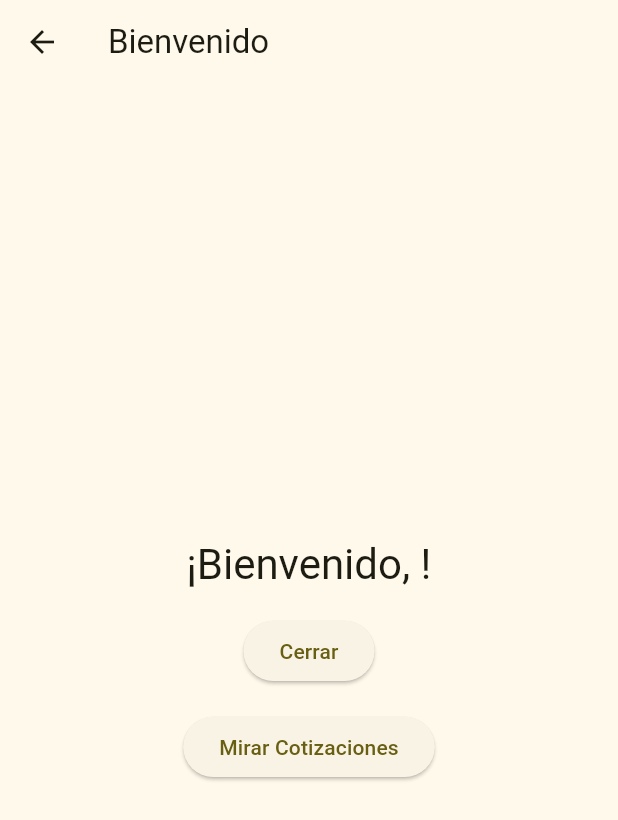
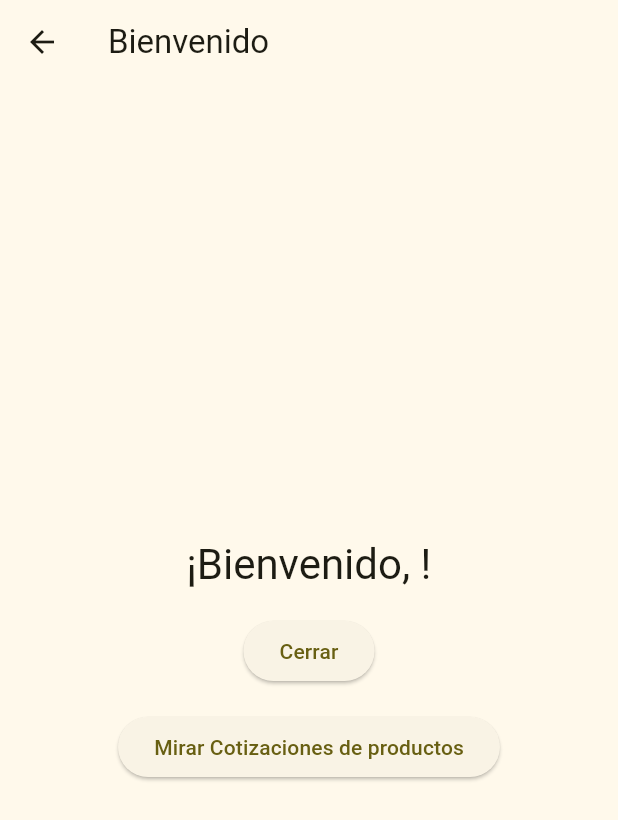
Before and after one commit to virden18/vdenis-flutter001, a Flutter app: the WelcomeScreen screen opened directly with empty values, on a phone screen of 412 x 824 dp. Shown: the top 820 px of the screen. Run offline on Flutter 3.47's test engine with Material 3 defaults, Android fonts, the phone set to English and light mode, and no system bars.

Commit message:
Ajustes de la pantalla de bienvenida

```diff
--- a/lib/views/welcome_screen.dart
+++ b/lib/views/welcome_screen.dart
@@ -8,9 +8,7 @@ class WelcomeScreen extends StatelessWidget {
   @override
   Widget build(BuildContext context) {
     return Scaffold(
-      appBar: AppBar(
-        title: const Text('Bienvenido'),
-      ),
+      appBar: AppBar(title: const Text('Bienvenido')),
       body: Center(
         child: Column(
           mainAxisAlignment: MainAxisAlignment.center,
@@ -32,7 +30,7 @@ class WelcomeScreen extends StatelessWidget {
                 // Aquí puedes agregar la lógica para navegar a la pantalla de cotizaciones
                 // Por ejemplo: Navigator.push(context, MaterialPageRoute(builder: (context) => QuotesScreen()));
               },
-              child: const Text('Mirar Cotizaciones'),
+              child: const Text('Mirar Cotizaciones de productos'),
             ),
           ],
         ),
```
